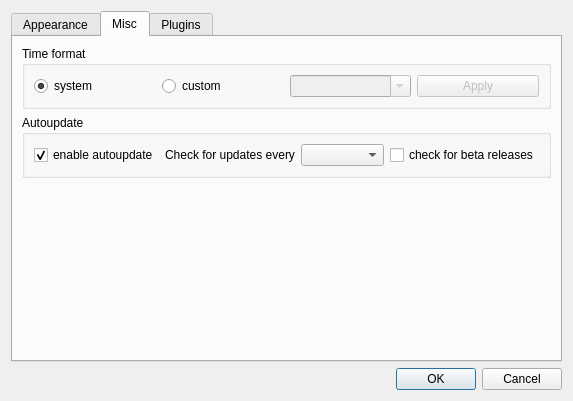
Before: the Qt Designer form digital_clock/gui/settings_dialog.ui in Kolcha/DigitalClock4, drawn with Qt 5.
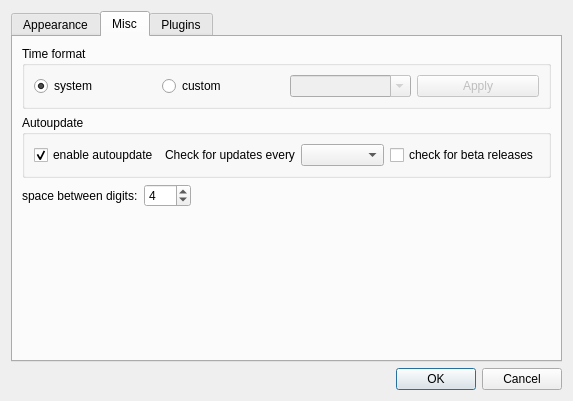
After: the same form once the commit is applied. The open tabs and pages were chosen to show the change.

```diff
--- a/digital_clock/gui/settings_dialog.ui
+++ b/digital_clock/gui/settings_dialog.ui
@@ -521,6 +521,43 @@
          </layout>
         </widget>
        </item>
+       <item>
+        <layout class="QHBoxLayout" name="horizontalLayout_5">
+         <item>
+          <widget class="QLabel" name="space_label">
+           <property name="text">
+            <string>space between digits:</string>
+           </property>
+          </widget>
+         </item>
+         <item>
+          <widget class="QSpinBox" name="space_value">
+           <property name="minimum">
+            <number>-10</number>
+           </property>
+           <property name="maximum">
+            <number>100</number>
+           </property>
+           <property name="value">
+            <number>4</number>
+           </property>
+          </widget>
+         </item>
+         <item>
+          <spacer name="horizontalSpacer_3">
+           <property name="orientation">
+            <enum>Qt::Horizontal</enum>
+           </property>
+           <property name="sizeHint" stdset="0">
+            <size>
+             <width>40</width>
+             <height>20</height>
+            </size>
+           </property>
+          </spacer>
+         </item>
+        </layout>
+       </item>
        <item>
         <spacer name="verticalSpacer">
          <property name="orientation">
```
Left out of the diff: 20 changed lines with no effect on the pictures.
